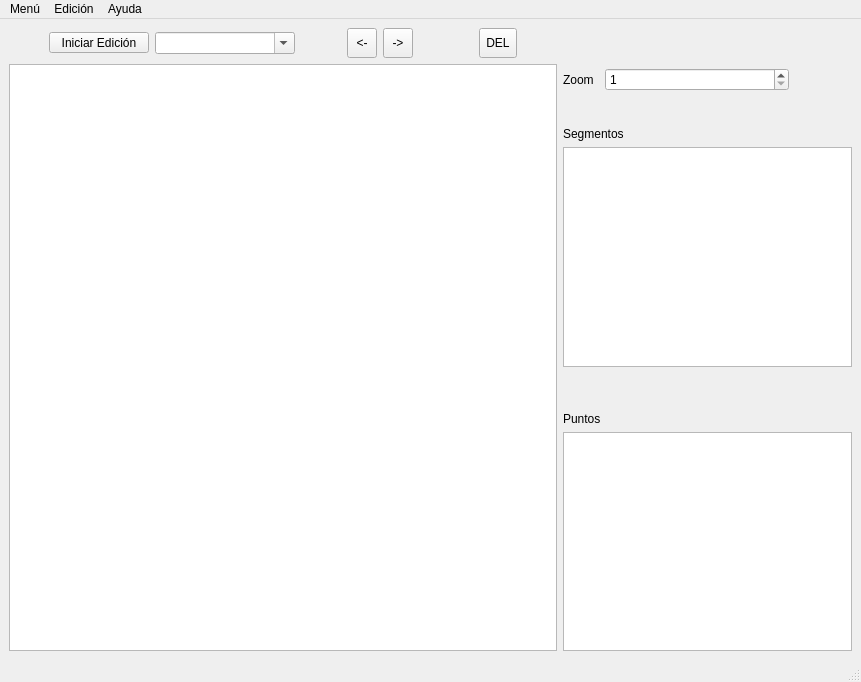
The window that ventana_inicial.ui (omare13/segmentacion_imagenes) describes before a commit, drawn with Qt 5.
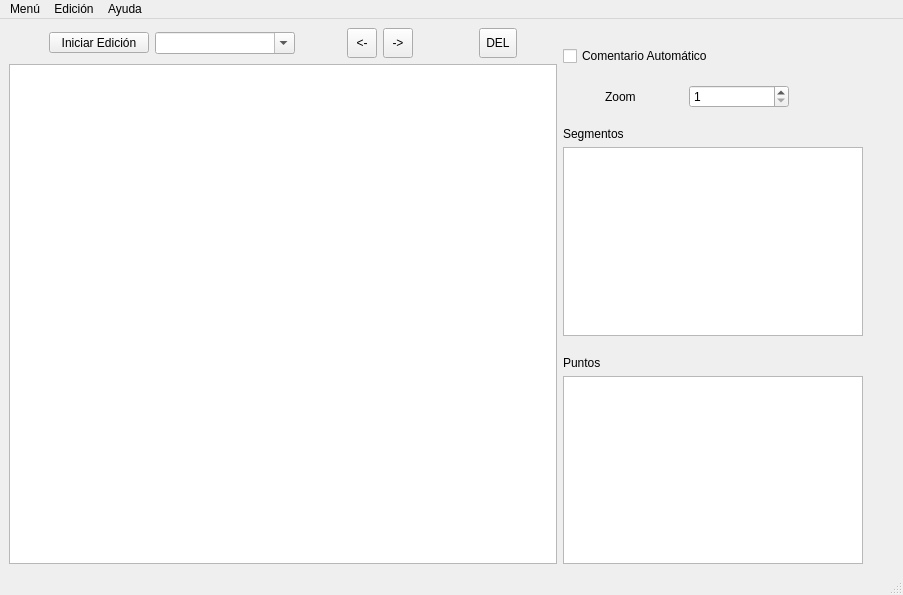
The same window after the commit.

Commit message: Añadido check para comentario automático.

What changed in the file:
```diff
--- a/ventana_inicial.ui
+++ b/ventana_inicial.ui
@@ -6,16 +6,16 @@
    <rect>
     <x>0</x>
     <y>0</y>
-    <width>861</width>
-    <height>682</height>
+    <width>903</width>
+    <height>595</height>
    </rect>
   </property>
   <property name="windowTitle">
    <string>MainWindow</string>
   </property>
   <widget class="QWidget" name="centralwidget">
-   <layout class="QGridLayout" name="gridLayout">
-    <item row="0" column="0">
+   <layout class="QHBoxLayout" name="horizontalLayout_4">
+    <item>
      <layout class="QVBoxLayout" name="verticalLayout">
       <item>
        <layout class="QHBoxLayout" name="horizontalLayout">
@@ -208,7 +208,7 @@
       </item>
      </layout>
     </item>
-    <item row="0" column="1">
+    <item>
      <layout class="QVBoxLayout" name="verticalLayout_4">
       <item>
        <spacer name="verticalSpacer">
@@ -221,7 +221,44 @@
         <property name="sizeHint" stdset="0">
          <size>
           <width>20</width>
-          <height>40</height>
+          <height>18</height>
+         </size>
+        </property>
+       </spacer>
+      </item>
+      <item>
+       <layout class="QHBoxLayout" name="horizontalLayout_3">
+        <item>
+         <widget class="QCheckBox" name="check_comentario">
+          <property name="text">
+           <string>Comentario Automático</string>
+          </property>
+         </widget>
+        </item>
+        <item>
+         <spacer name="horizontalSpacer_7">
+          <property name="orientation">
+           <enum>Qt::Horizontal</enum>
+          </property>
+          <property name="sizeHint" stdset="0">
+           <size>
+            <width>40</width>
+            <height>20</height>
+           </size>
+          </property>
+         </spacer>
+        </item>
+       </layout>
+      </item>
+      <item>
+       <spacer name="verticalSpacer_4">
+        <property name="orientation">
+         <enum>Qt::Vertical</enum>
+        </property>
+        <property name="sizeHint" stdset="0">
+         <size>
+          <width>20</width>
+          <height>17</height>
          </size>
         </property>
        </spacer>
@@ -260,11 +297,17 @@
         <item>
          <widget class="QSpinBox" name="spin_zoom">
           <property name="sizePolicy">
-           <sizepolicy hsizetype="Preferred" vsizetype="Fixed">
+           <sizepolicy hsizetype="Maximum" vsizetype="Fixed">
             <horstretch>0</horstretch>
             <verstretch>0</verstretch>
            </sizepolicy>
           </property>
+          <property name="maximumSize">
+           <size>
+            <width>100</width>
+            <height>16777215</height>
+           </size>
+          </property>
           <property name="minimum">
            <number>1</number>
           </property>
@@ -305,7 +348,7 @@
         <property name="sizeHint" stdset="0">
          <size>
           <width>20</width>
-          <height>30</height>
+          <height>17</height>
          </size>
         </property>
        </spacer>
@@ -360,7 +403,7 @@
         <property name="sizeHint" stdset="0">
          <size>
           <width>20</width>
-          <height>39</height>
+          <height>18</height>
          </size>
         </property>
        </spacer>
@@ -413,7 +456,7 @@
     <rect>
      <x>0</x>
      <y>0</y>
-     <width>861</width>
+     <width>903</width>
      <height>26</height>
     </rect>
    </property>
```
The commit also changes 2 other files.
